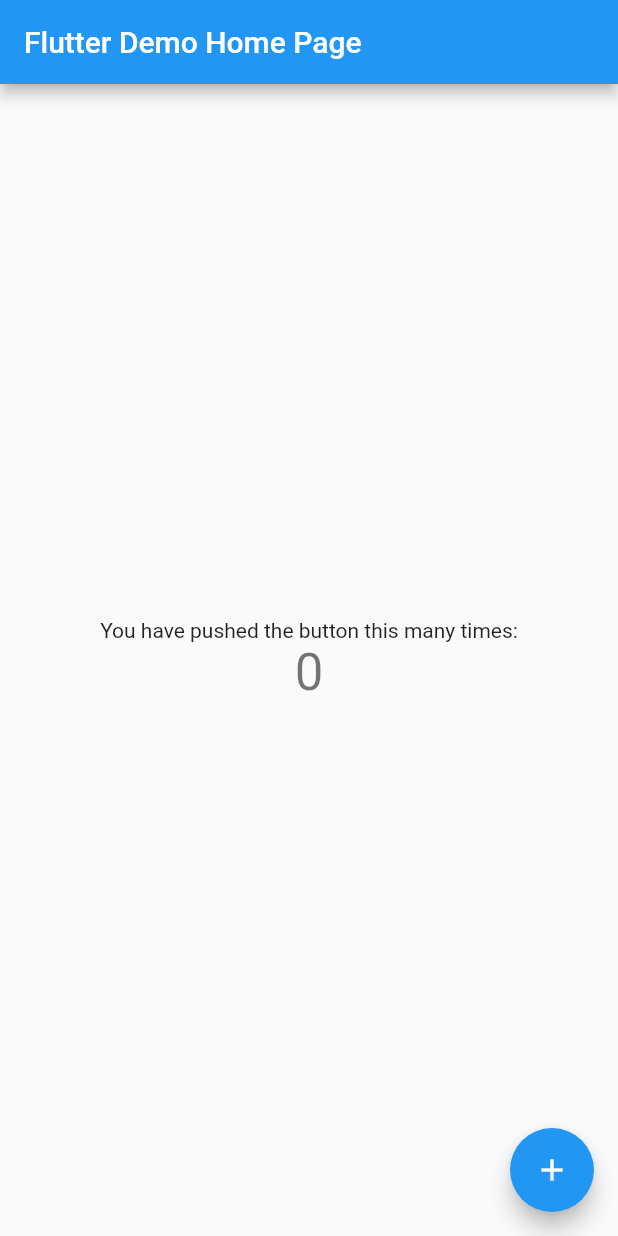
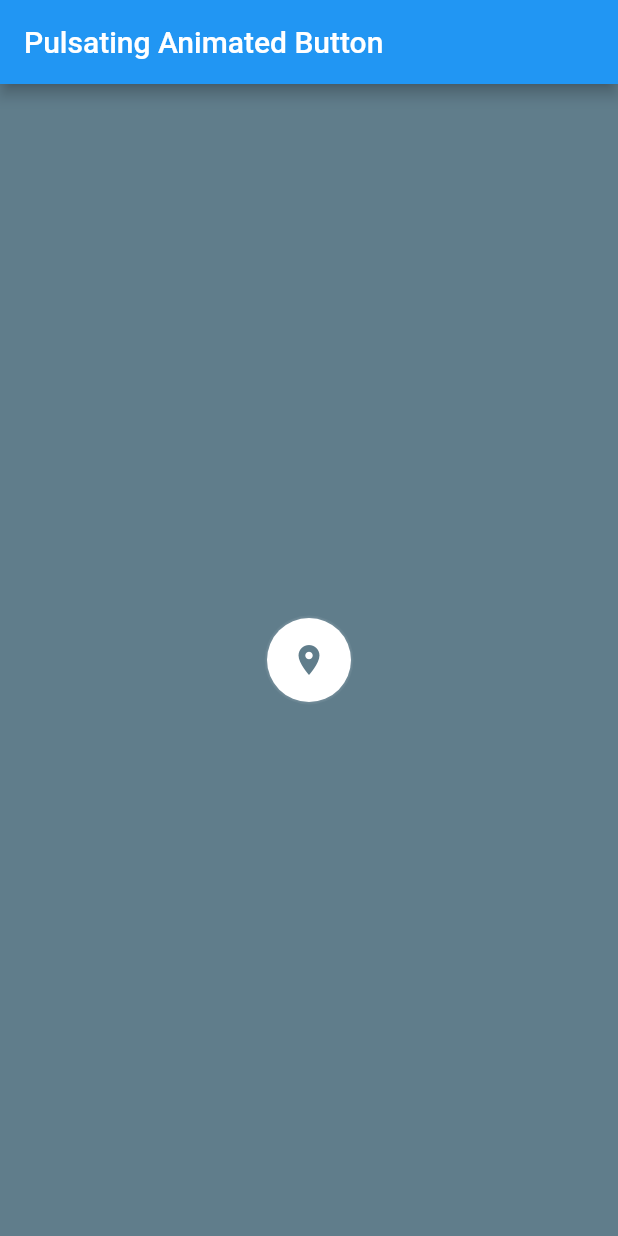
Before and after one commit to cyberorgnizm/flutter_animations, a Flutter app: the screen it shows after launch, on a phone screen of 412 x 824 dp. Run offline on Flutter 3.47's test engine with Material 2 defaults, Android fonts, the phone set to English and light mode, and no system bars.

Commit message:
Feat: add pulse animation

```diff
--- a/lib/main.dart
+++ b/lib/main.dart
@@ -1,4 +1,6 @@
 import 'package:flutter/material.dart';
+
+import 'screens/pulse_page.dart';
 
 void main() {
   runApp(MyApp());
@@ -11,107 +13,10 @@ class MyApp extends StatelessWidget {
     return MaterialApp(
       title: 'Flutter Demo',
       theme: ThemeData(
-        // This is the theme of your application.
-        //
-        // Try running your application with "flutter run". You'll see the
-        // application has a blue toolbar. Then, without quitting the app, try
-        // changing the primarySwatch below to Colors.green and then invoke
-        // "hot reload" (press "r" in the console where you ran "flutter run",
-        // or simply save your changes to "hot reload" in a Flutter IDE).
-        // Notice that the counter didn't reset back to zero; the application
-        // is not restarted.
-        primarySwatch: Colors.blue,
-        // This makes the visual density adapt to the platform that you run
-        // the app on. For desktop platforms, the controls will be smaller and
-        // closer together (more dense) than on mobile platforms.
-        visualDensity: VisualDensity.adaptivePlatformDensity,
-      ),
-      home: MyHomePage(title: 'Flutter Demo Home Page'),
+          primarySwatch: Colors.blue,
+          visualDensity: VisualDensity.adaptivePlatformDensity,
+          scaffoldBackgroundColor: Colors.blueGrey),
+      home: PulsatingAnimatedButtonPage(title: 'Pulsating Animated Button'),
     );
   }
 }
-
-class MyHomePage extends StatefulWidget {
-  MyHomePage({Key key, this.title}) : super(key: key);
-
-  // This widget is the home page of your application. It is stateful, meaning
-  // that it has a State object (defined below) that contains fields that affect
-  // how it looks.
-
-  // This class is the configuration for the state. It holds the values (in this
-  // case the title) provided by the parent (in this case the App widget) and
-  // used by the build method of the State. Fields in a Widget subclass are
-  // always marked "final".
-
-  final String title;
-
-  @override
-  _MyHomePageState createState() => _MyHomePageState();
-}
-
-class _MyHomePageState extends State<MyHomePage> {
-  int _counter = 0;
-
-  void _incrementCounter() {
-    setState(() {
-      // This call to setState tells the Flutter framework that something has
-      // changed in this State, which causes it to rerun the build method below
-      // so that the display can reflect the updated values. If we changed
-      // _counter without calling setState(), then the build method would not be
-      // called again, and so nothing would appear to happen.
-      _counter++;
-    });
-  }
-
-  @override
-  Widget build(BuildContext context) {
-    // This method is rerun every time setState is called, for instance as done
-    // by the _incrementCounter method above.
-    //
-    // The Flutter framework has been optimized to make rerunning build methods
-    // fast, so that you can just rebuild anything that needs updating rather
-    // than having to individually change instances of widgets.
-    return Scaffold(
-      appBar: AppBar(
-        // Here we take the value from the MyHomePage object that was created by
-        // the App.build method, and use it to set our appbar title.
-        title: Text(widget.title),
-      ),
-      body: Center(
-        // Center is a layout widget. It takes a single child and positions it
-        // in the middle of the parent.
-        child: Column(
-          // Column is also a layout widget. It takes a list of children and
-          // arranges them vertically. By default, it sizes itself to fit its
-          // children horizontally, and tries to be as tall as its parent.
-          //
-          // Invoke "debug painting" (press "p" in the console, choose the
-          // "Toggle Debug Paint" action from the Flutter Inspector in Android
-          // Studio, or the "Toggle Debug Paint" command in Visual Studio Code)
-          // to see the wireframe for each widget.
-          //
-          // Column has various properties to control how it sizes itself and
-          // how it positions its children. Here we use mainAxisAlignment to
-          // center the children vertically; the main axis here is the vertical
-          // axis because Columns are vertical (the cross axis would be
-          // horizontal).
-          mainAxisAlignment: MainAxisAlignment.center,
-          children: <Widget>[
-            Text(
-              'You have pushed the button this many times:',
-            ),
-            Text(
-              '$_counter',
-              style: Theme.of(context).textTheme.headline4,
-            ),
-          ],
-        ),
-      ),
-      floatingActionButton: FloatingActionButton(
-        onPressed: _incrementCounter,
-        tooltip: 'Increment',
-        child: Icon(Icons.add),
-      ), // This trailing comma makes auto-formatting nicer for build methods.
-    );
-  }
-}
--- /dev/null
+++ b/lib/screens/pulse_page.dart
@@ -0,0 +1,25 @@
+import 'package:flutter/material.dart';
+import '../widgets/pulse_button.dart';
+
+class PulsatingAnimatedButtonPage extends StatelessWidget {
+  final String title;
+  const PulsatingAnimatedButtonPage({Key key, this.title}) : super(key: key);
+
+  @override
+  Widget build(BuildContext context) {
+    return Scaffold(
+      appBar: AppBar(
+        title: Text(title),
+      ),
+      body: Center(
+        child: PulsatingCircleIconButton(
+          onTap: () {},
+          icon: Icon(
+            Icons.location_on,
+            color: Colors.blueGrey,
+          ),
+        ),
+      ),
+    );
+  }
+}
--- /dev/null
+++ b/lib/widgets/pulse_button.dart
@@ -0,0 +1,66 @@
+import 'package:flutter/material.dart';
+
+class PulsatingCircleIconButton extends StatefulWidget {
+  const PulsatingCircleIconButton({
+    Key key,
+    @required this.onTap,
+    @required this.icon,
+  }) : super(key: key);
+  final GestureTapCallback onTap;
+  final Icon icon;
+
+  @override
+  _PulsatingCircleIconButtonState createState() =>
+      _PulsatingCircleIconButtonState();
+}
+
+class _PulsatingCircleIconButtonState extends State<PulsatingCircleIconButton>
+    with SingleTickerProviderStateMixin {
+  AnimationController _animationController;
+  Animation _animation;
+
+  @override
+  void initState() {
+    super.initState();
+    _animationController = AnimationController(
+      vsync: this,
+      duration: Duration(seconds: 2),
+    )..repeat(reverse: true);
+    _animation = Tween(begin: 0.0, end: 5.0).animate(
+      CurvedAnimation(parent: _animationController, curve: Curves.easeOut),
+    );
+  }
+
+  @override
+  void dispose() {
+    _animationController.dispose();
+    super.dispose();
+  }
+
+  @override
+  Widget build(BuildContext context) {
+    return InkWell(
+      borderRadius: BorderRadius.circular(100),
+      onTap: widget.onTap,
+      child: AnimatedBuilder(
+          animation: _animation,
+          builder: (context, snapshot) {
+            return Ink(
+              padding: const EdgeInsets.all(16),
+              decoration: BoxDecoration(
+                  color: Colors.white,
+                  shape: BoxShape.circle,
+                  boxShadow: [
+                    for (int i = 1; i <= 2; i++)
+                      BoxShadow(
+                        color: Colors.white
+                            .withOpacity(_animationController.value / 2),
+                        spreadRadius: _animation.value * i,
+                      )
+                  ]),
+              child: widget.icon,
+            );
+          }),
+    );
+  }
+}
```
